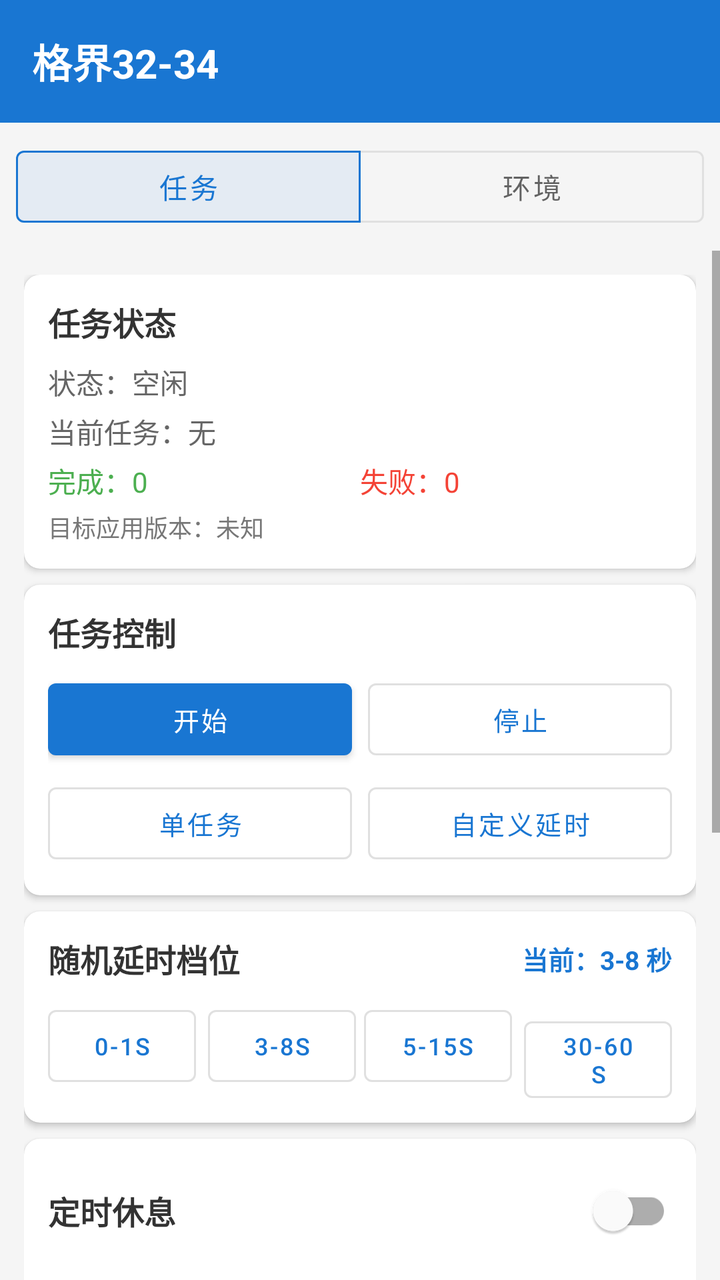
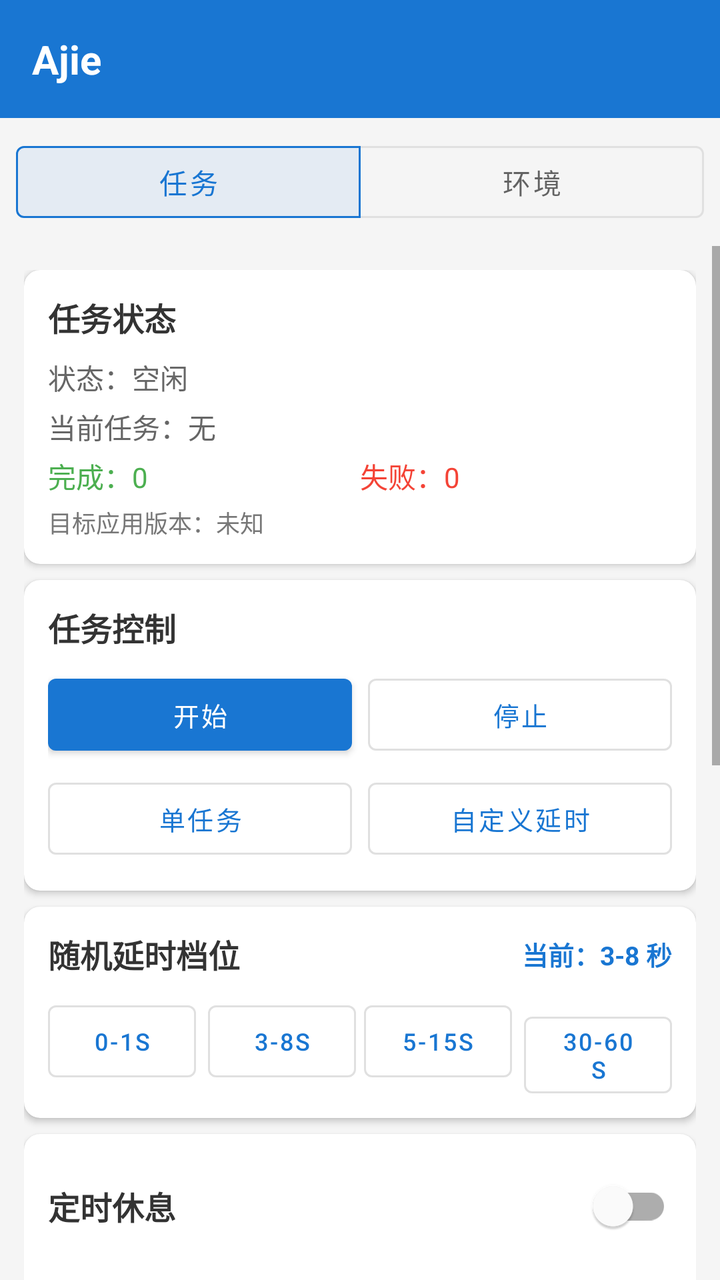

Two renders of the same Android screen: before a commit and after it. Below are the layout's source before the change and the commit's diff.
<!-- AndroidManifest.xml: application theme Theme.TaskHelper -->
<!-- res/layout/activity_main.xml -->
<?xml version="1.0" encoding="utf-8"?>
<LinearLayout xmlns:android="http://schemas.android.com/apk/res/android"
    xmlns:app="http://schemas.android.com/apk/res-auto"
    android:layout_width="match_parent"
    android:layout_height="match_parent"
    android:background="#F5F5F5"
    android:orientation="vertical">

    <LinearLayout
        android:layout_width="match_parent"
        android:layout_height="wrap_content"
        android:background="#1976D2"
        android:gravity="center_vertical"
        android:orientation="horizontal"
        android:padding="16dp">

        <TextView
            android:layout_width="0dp"
            android:layout_height="wrap_content"
            android:layout_weight="1"
            android:text="格界32-34"
            android:textColor="#FFFFFF"
            android:textSize="20sp"
            android:textStyle="bold" />

        <TextView
            android:id="@+id/tv_username"
            android:layout_width="wrap_content"
            android:layout_height="wrap_content"
            android:textColor="#FFFFFF"
            android:textSize="14sp" />
    </LinearLayout>

    <com.google.android.material.button.MaterialButtonToggleGroup
        android:id="@+id/tab_group"
        android:layout_width="match_parent"
        android:layout_height="wrap_content"
        android:padding="8dp"
        app:checkedButton="@id/tab_task"
        app:selectionRequired="true"
        app:singleSelection="true">

        <com.google.android.material.button.MaterialButton
            android:id="@+id/tab_task"
            style="@style/Widget.MaterialComponents.Button.OutlinedButton"
            android:layout_width="0dp"
            android:layout_height="wrap_content"
            android:layout_weight="1"
            android:text="任务" />

        <com.google.android.material.button.MaterialButton
            android:id="@+id/tab_env"
            style="@style/Widget.MaterialComponents.Button.OutlinedButton"
            android:layout_width="0dp"
            android:layout_height="wrap_content"
            android:layout_weight="1"
            android:text="环境" />
    </com.google.android.material.button.MaterialButtonToggleGroup>

    <ScrollView
        android:id="@+id/page_task"
        android:layout_width="match_parent"
        android:layout_height="0dp"
        android:layout_weight="1">

        <LinearLayout
            android:layout_width="match_parent"
            android:layout_height="wrap_content"
            android:orientation="vertical"
            android:padding="12dp">

            <androidx.cardview.widget.CardView
                android:layout_width="match_parent"
                android:layout_height="wrap_content"
                android:layout_marginBottom="8dp"
                app:cardCornerRadius="8dp"
                app:cardElevation="2dp">

                <LinearLayout
                    android:layout_width="match_parent"
                    android:layout_height="wrap_content"
                    android:orientation="vertical"
                    android:padding="12dp">

                    <TextView
                        android:layout_width="wrap_content"
                        android:layout_height="wrap_content"
                        android:layout_marginBottom="8dp"
                        android:text="任务状态"
                        android:textColor="#333333"
                        android:textSize="16sp"
                        android:textStyle="bold" />

                    <TextView
                        android:id="@+id/tv_status"
                        android:layout_width="match_parent"
                        android:layout_height="wrap_content"
                        android:text="状态：空闲"
                        android:textColor="#666666"
                        android:textSize="14sp" />

                    <TextView
                        android:id="@+id/tv_current_task"
                        android:layout_width="match_parent"
                        android:layout_height="wrap_content"
                        android:layout_marginTop="4dp"
                        android:text="当前任务：无"
                        android:textColor="#666666"
                        android:textSize="14sp" />

                    <LinearLayout
                        android:layout_width="match_parent"
                        android:layout_height="wrap_content"
                        android:layout_marginTop="4dp"
                        android:orientation="horizontal">

                        <TextView
                            android:id="@+id/tv_completed_count"
                            android:layout_width="0dp"
                            android:layout_height="wrap_content"
                            android:layout_weight="1"
                            android:text="完成：0"
                            android:textColor="#4CAF50"
                            android:textSize="14sp" />

                        <TextView
                            android:id="@+id/tv_failed_count"
                            android:layout_width="0dp"
                            android:layout_height="wrap_content"
                            android:layout_weight="1"
                            android:text="失败：0"
                            android:textColor="#F44336"
                            android:textSize="14sp" />
                    </LinearLayout>

                    <TextView
                        android:id="@+id/tv_target_version"
                        android:layout_width="match_parent"
                        android:layout_height="wrap_content"
                        android:layout_marginTop="4dp"
                        android:text="目标应用版本：未知"
                        android:textColor="#777777"
                        android:textSize="12sp" />
                </LinearLayout>
            </androidx.cardview.widget.CardView>

            <androidx.cardview.widget.CardView
                android:layout_width="match_parent"
                android:layout_height="wrap_content"
                android:layout_marginBottom="8dp"
                app:cardCornerRadius="8dp"
                app:cardElevation="2dp">

                <LinearLayout
                    android:layout_width="match_parent"
                    android:layout_height="wrap_content"
                    android:orientation="vertical"
                    android:padding="12dp">

                    <TextView
                        android:layout_width="wrap_content"
                        android:layout_height="wrap_content"
                        android:layout_marginBottom="8dp"
                        android:text="任务控制"
                        android:textColor="#333333"
                        android:textSize="16sp"
                        android:textStyle="bold" />

                    <LinearLayout
                        android:layout_width="match_parent"
                        android:layout_height="wrap_content"
                        android:orientation="horizontal">

                        <com.google.android.material.button.MaterialButton
                            android:id="@+id/btn_start_auto"
                            android:layout_width="0dp"
                            android:layout_height="wrap_content"
                            android:layout_marginEnd="4dp"
                            android:layout_weight="1"
                            android:text="开始"
                            android:textSize="13sp" />

                        <com.google.android.material.button.MaterialButton
                            android:id="@+id/btn_stop_auto"
                            style="@style/Widget.MaterialComponents.Button.OutlinedButton"
                            android:layout_width="0dp"
                            android:layout_height="wrap_content"
                            android:layout_marginStart="4dp"
                            android:layout_weight="1"
                            android:text="停止"
                            android:textSize="13sp" />
                    </LinearLayout>

                    <LinearLayout
                        android:layout_width="match_parent"
                        android:layout_height="wrap_content"
                        android:layout_marginTop="4dp"
                        android:orientation="horizontal">

                        <com.google.android.material.button.MaterialButton
                            android:id="@+id/btn_single_task"
                            style="@style/Widget.MaterialComponents.Button.OutlinedButton"
                            android:layout_width="0dp"
                            android:layout_height="wrap_content"
                            android:layout_marginEnd="4dp"
                            android:layout_weight="1"
                            android:text="单任务"
                            android:textSize="13sp" />

                        <com.google.android.material.button.MaterialButton
                            android:id="@+id/btn_test_api"
                            style="@style/Widget.MaterialComponents.Button.OutlinedButton"
                            android:layout_width="0dp"
                            android:layout_height="wrap_content"
                            android:layout_marginStart="4dp"
                            android:layout_weight="1"
                            android:text="自定义延时"
                            android:textSize="13sp" />
                    </LinearLayout>
                </LinearLayout>
            </androidx.cardview.widget.CardView>

            <androidx.cardview.widget.CardView
                android:layout_width="match_parent"
                android:layout_height="wrap_content"
                android:layout_marginBottom="8dp"
                app:cardCornerRadius="8dp"
                app:cardElevation="2dp">

                <LinearLayout
                    android:layout_width="match_parent"
                    android:layout_height="wrap_content"
                    android:orientation="vertical"
                    android:padding="12dp">

                    <LinearLayout
                        android:layout_width="match_parent"
                        android:layout_height="wrap_content"
                        android:layout_marginBottom="8dp"
                        android:gravity="center_vertical"
                        android:orientation="horizontal">

                        <TextView
                            android:layout_width="0dp"
                            android:layout_height="wrap_content"
                            android:layout_weight="1"
                            android:text="随机延时档位"
                            android:textColor="#333333"
                            android:textSize="16sp"
                            android:textStyle="bold" />

                        <TextView
                            android:id="@+id/tv_current_delay"
                            android:layout_width="wrap_content"
                            android:layout_height="wrap_content"
                            android:text="当前：3-8 秒"
                            android:textColor="#1976D2"
                            android:textSize="13sp"
                            android:textStyle="bold" />
                    </LinearLayout>

                    <LinearLayout
                        android:layout_width="match_parent"
                        android:layout_height="wrap_content"
                        android:orientation="horizontal">

                        <com.google.android.material.button.MaterialButton
                            android:id="@+id/btn_delay_0_1"
                            style="@style/Widget.MaterialComponents.Button.OutlinedButton"
                            android:layout_width="0dp"
                            android:layout_height="wrap_content"
                            android:layout_marginEnd="4dp"
                            android:layout_weight="1"
                            android:text="0-1s"
                            android:textSize="12sp" />

                        <com.google.android.material.button.MaterialButton
                            android:id="@+id/btn_delay_3_8"
                            style="@style/Widget.MaterialComponents.Button.OutlinedButton"
                            android:layout_width="0dp"
                            android:layout_height="wrap_content"
                            android:layout_marginHorizontal="2dp"
                            android:layout_weight="1"
                            android:text="3-8s"
                            android:textSize="12sp" />

                        <com.google.android.material.button.MaterialButton
                            android:id="@+id/btn_delay_5_15"
                            style="@style/Widget.MaterialComponents.Button.OutlinedButton"
                            android:layout_width="0dp"
                            android:layout_height="wrap_content"
                            android:layout_marginHorizontal="2dp"
                            android:layout_weight="1"
                            android:text="5-15s"
                            android:textSize="12sp" />

                        <com.google.android.material.button.MaterialButton
                            android:id="@+id/btn_delay_30_60"
                            style="@style/Widget.MaterialComponents.Button.OutlinedButton"
                            android:layout_width="0dp"
                            android:layout_height="wrap_content"
                            android:layout_marginStart="4dp"
                            android:layout_weight="1"
                            android:text="30-60s"
                            android:textSize="12sp" />
                    </LinearLayout>
                </LinearLayout>
            </androidx.cardview.widget.CardView>

            <androidx.cardview.widget.CardView
                android:layout_width="match_parent"
                android:layout_height="wrap_content"
                android:layout_marginBottom="8dp"
                app:cardCornerRadius="8dp"
                app:cardElevation="2dp">

                <LinearLayout
                    android:layout_width="match_parent"
                    android:layout_height="wrap_content"
                    android:orientation="vertical"
                    android:padding="12dp">

                    <LinearLayout
                        android:layout_width="match_parent"
                        android:layout_height="wrap_content"
                        android:gravity="center_vertical"
                        android:orientation="horizontal">

                        <TextView
                            android:layout_width="0dp"
                            android:layout_height="wrap_content"
                            android:layout_weight="1"
                            android:text="定时休息"
                            android:textColor="#333333"
                            android:textSize="16sp"
                            android:textStyle="bold" />

                        <com.google.android.material.switchmaterial.SwitchMaterial
                            android:id="@+id/switch_pause_enabled"
                            android:layout_width="wrap_content"
                            android:layout_height="wrap_content" />
                    </LinearLayout>

                    <LinearLayout
                        android:layout_width="match_parent"
                        android:layout_height="wrap_content"
                        android:layout_marginTop="4dp"
                        android:gravity="center_vertical"
                        android:orientation="horizontal">

                        <TextView
                            android:layout_width="wrap_content"
                            android:layout_height="wrap_content"
                            android:text="成功"
                            android:textColor="#666666"
                            android:textSize="13sp" />

                        <EditText
                            android:id="@+id/et_pause_count"
                            android:layout_width="60dp"
                            android:layout_height="wrap_content"
                            android:layout_marginHorizontal="4dp"
                            android:gravity="center"
                            android:inputType="number"
                            android:text="50"
                            android:textSize="13sp" />

                        <TextView
                            android:layout_width="wrap_content"
                            android:layout_height="wrap_content"
                            android:text="个后，暂停"
                            android:textColor="#666666"
                            android:textSize="13sp" />

                        <EditText
                            android:id="@+id/et_pause_minutes"
                            android:layout_width="60dp"
                            android:layout_height="wrap_content"
                            android:layout_marginHorizontal="4dp"
                            android:gravity="center"
                            android:inputType="number"
                            android:text="30"
                            android:textSize="13sp" />

                        <TextView
                            android:layout_width="wrap_content"
                            android:layout_height="wrap_content"
                            android:text="分钟"
                            android:textColor="#666666"
                            android:textSize="13sp" />
                    </LinearLayout>
                </LinearLayout>
            </androidx.cardview.widget.CardView>

            <androidx.cardview.widget.CardView
                android:layout_width="match_parent"
                android:layout_height="wrap_content"
                android:layout_marginBottom="8dp"
                app:cardCornerRadius="8dp"
                app:cardElevation="2dp">

                <LinearLayout
                    android:layout_width="match_parent"
                    android:layout_height="wrap_content"
                    android:orientation="vertical"
                    android:padding="12dp">

                    <LinearLayout
                        android:layout_width="match_parent"
                        android:layout_height="wrap_content"
                        android:layout_marginBottom="8dp"
                        android:gravity="center_vertical"
                        android:orientation="horizontal">

                        <TextView
                            android:layout_width="0dp"
                            android:layout_height="wrap_content"
                            android:layout_weight="1"
                            android:text="运行日志"
                            android:textColor="#333333"
                            android:textSize="16sp"
                            android:textStyle="bold" />

                        <com.google.android.material.button.MaterialButton
                            android:id="@+id/btn_clear_log"
                            style="@style/Widget.MaterialComponents.Button.TextButton"
                            android:layout_width="wrap_content"
                            android:layout_height="wrap_content"
                            android:text="清空"
                            android:textSize="12sp" />
                    </LinearLayout>

                    <ScrollView
                        android:id="@+id/scroll_logs"
                        android:layout_width="match_parent"
                        android:layout_height="200dp"
                        android:background="#1A000000"
                        android:padding="8dp">

                        <TextView
                            android:id="@+id/tv_logs"
                            android:layout_width="match_parent"
                            android:layout_height="wrap_content"
                            android:fontFamily="monospace"
                            android:textColor="#333333"
                            android:textSize="11sp" />
                    </ScrollView>
                </LinearLayout>
            </androidx.cardview.widget.CardView>

            <com.google.android.material.button.MaterialButton
                android:id="@+id/btn_logout"
                style="@style/Widget.MaterialComponents.Button.TextButton"
                android:layout_width="match_parent"
                android:layout_height="wrap_content"
                android:text="退出登录"
                android:textColor="#F44336"
                android:textSize="14sp" />
        </LinearLayout>
    </ScrollView>

    <LinearLayout
        android:id="@+id/page_env"
        android:layout_width="match_parent"
        android:layout_height="0dp"
        android:layout_weight="1"
        android:orientation="vertical"
        android:padding="12dp"
        android:visibility="gone">

        <androidx.cardview.widget.CardView
            android:layout_width="match_parent"
            android:layout_height="wrap_content"
            android:layout_marginBottom="8dp"
            app:cardCornerRadius="8dp"
            app:cardElevation="2dp">

            <LinearLayout
                android:layout_width="match_parent"
                android:layout_height="wrap_content"
                android:gravity="center_vertical"
                android:orientation="horizontal"
                android:padding="12dp">

                <TextView
                    android:id="@+id/tv_fp_count"
                    android:layout_width="0dp"
                    android:layout_height="wrap_content"
                    android:layout_weight="1"
                    android:text="总数：0"
                    android:textColor="#666666"
                    android:textSize="14sp" />

                <com.google.android.material.button.MaterialButton
                    android:id="@+id/btn_generate_fp"
                    style="@style/Widget.MaterialComponents.Button.OutlinedButton"
                    android:layout_width="wrap_content"
                    android:layout_height="wrap_content"
                    android:layout_marginEnd="8dp"
                    android:text="生成"
                    android:textSize="13sp" />

                <com.google.android.material.button.MaterialButton
                    android:id="@+id/btn_batch_generate_fp"
                    android:layout_width="wrap_content"
                    android:layout_height="wrap_content"
                    android:text="批量"
                    android:textSize="13sp" />
            </LinearLayout>
        </androidx.cardview.widget.CardView>

        <androidx.recyclerview.widget.RecyclerView
            android:id="@+id/rv_fp_list"
            android:layout_width="match_parent"
            android:layout_height="0dp"
            android:layout_weight="1"
            android:clipToPadding="false"
            android:padding="4dp" />
    </LinearLayout>
</LinearLayout>
<!-- resources referenced by this layout -->
<resources>
  <style name="Theme.TaskHelper" parent="Theme.MaterialComponents.Light.NoActionBar">
          <item name="colorPrimary">#1976D2</item>
          <item name="colorPrimaryVariant">#1565C0</item>
          <item name="colorOnPrimary">#FFFFFF</item>
          <item name="colorSecondary">#26A69A</item>
          <item name="colorSecondaryVariant">#00897B</item>
          <item name="colorOnSecondary">#FFFFFF</item>
          <item name="android:statusBarColor">#1565C0</item>
      </style>
</resources>

<!-- the commit's change to res/layout/activity_main.xml (unified diff, before → after) -->
@@ -18,7 +18,7 @@
             android:layout_width="0dp"
             android:layout_height="wrap_content"
             android:layout_weight="1"
-            android:text="格界32-34"
+            android:text="Ajie"
             android:textColor="#FFFFFF"
             android:textSize="20sp"
             android:textStyle="bold" />
@@ -389,6 +389,50 @@
                             android:textColor="#666666"
                             android:textSize="13sp" />
                     </LinearLayout>
+                </LinearLayout>
+            </androidx.cardview.widget.CardView>
+
+            <androidx.cardview.widget.CardView
+                android:layout_width="match_parent"
+                android:layout_height="wrap_content"
+                android:layout_marginBottom="8dp"
+                app:cardCornerRadius="8dp"
+                app:cardElevation="2dp">
+
+                <LinearLayout
+                    android:layout_width="match_parent"
+                    android:layout_height="wrap_content"
+                    android:orientation="vertical"
+                    android:padding="12dp">
+
+                    <LinearLayout
+                        android:layout_width="match_parent"
+                        android:layout_height="wrap_content"
+                        android:gravity="center_vertical"
+                        android:orientation="horizontal">
+
+                        <TextView
+                            android:layout_width="0dp"
+                            android:layout_height="wrap_content"
+                            android:layout_weight="1"
+                            android:text="静默模式"
+                            android:textColor="#333333"
+                            android:textSize="16sp"
+                            android:textStyle="bold" />
+
+                        <com.google.android.material.switchmaterial.SwitchMaterial
+                            android:id="@+id/switch_silent_mode"
+                            android:layout_width="wrap_content"
+                            android:layout_height="wrap_content" />
+                    </LinearLayout>
+
+                    <TextView
+                        android:layout_width="match_parent"
+                        android:layout_height="wrap_content"
+                        android:layout_marginTop="4dp"
+                        android:text="开启后只通知环境App抓取商品数据，不跳转商品页；约15秒未回传自动回退跳转。"
+                        android:textColor="#888888"
+                        android:textSize="12sp" />
                 </LinearLayout>
             </androidx.cardview.widget.CardView>
 
